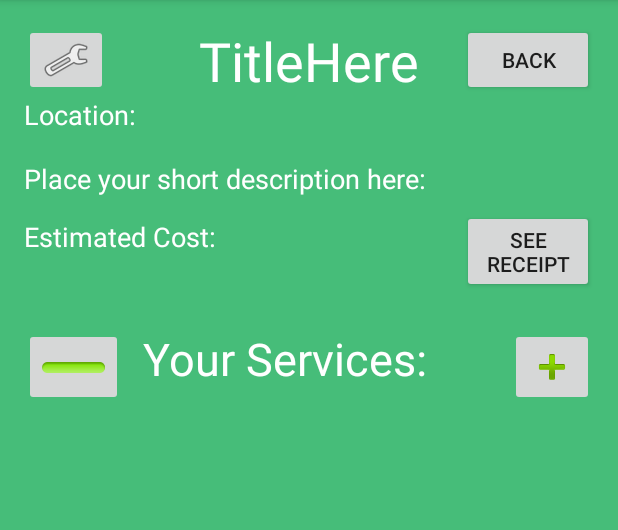
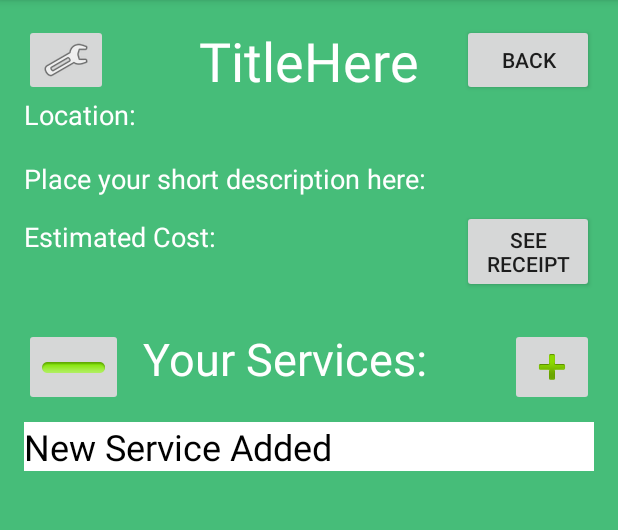
Before and after one commit to kennyhong/Eventus-Android, an Android app: the ViewEventActivity screen opened directly, with no data from a screen before it, on a phone screen of 412 x 824 dp, the part 84-614 px from its top. Run offline under Robolectric (Android 15) with nearby library versions, the phone set to English and light mode, and no system bars; 1 statement that could not run was skipped.

Commit message:
Added method to loop that shows services

```diff
--- a/app/src/main/java/com/example/baronvonfaustiii/eventus_android/ui/CreateEventActivity.java
+++ b/app/src/main/java/com/example/baronvonfaustiii/eventus_android/ui/CreateEventActivity.java
@@ -14,8 +14,6 @@ import android.widget.TextView;
 import com.example.baronvonfaustiii.eventus_android.R;
 import com.example.baronvonfaustiii.eventus_android.model.Event;
 import com.example.baronvonfaustiii.eventus_android.model.Service;
-
-import java.util.ArrayList;
 
 /**
  * Created by Bailey on 2/26/2017.
--- a/app/src/main/java/com/example/baronvonfaustiii/eventus_android/ui/ViewEventActivity.java
+++ b/app/src/main/java/com/example/baronvonfaustiii/eventus_android/ui/ViewEventActivity.java
@@ -59,20 +59,28 @@ public class ViewEventActivity extends AppCompatActivity
         setupListeners();
     }
 
+    /*
+
+
+
+     */
+
     public void setupListeners()
     {
-        Button btn;
+//        Button btn;
         for(Service service : event.getServices()) {
-            btn = new Button(this);
-            btn.setText(service.getName());
-            btn.setOnClickListener(new View.OnClickListener() {
-               public void onClick(View v) {
-                   startActivity(new Intent(ViewEventActivity.this, ViewServiceActivity.class));
-               }
-            });
-            listLayout.addView(btn);
-            int index = listLayout.indexOfChild(btn);
-            btn.setTag(Integer.toString(index));
+            System.out.println("Services are happening!");
+//            btn = new Button(this);
+//            btn.setText(service.getName());
+//            btn.setOnClickListener(new View.OnClickListener() {
+//               public void onClick(View v) {
+//                   startActivity(new Intent(ViewEventActivity.this, ViewServiceActivity.class));
+//               }
+//            });
+//            listLayout.addView(btn);
+//            int index = listLayout.indexOfChild(btn);
+//            btn.setTag(Integer.toString(index));
+            createNewServiceTextView();
         }
 
 
```
